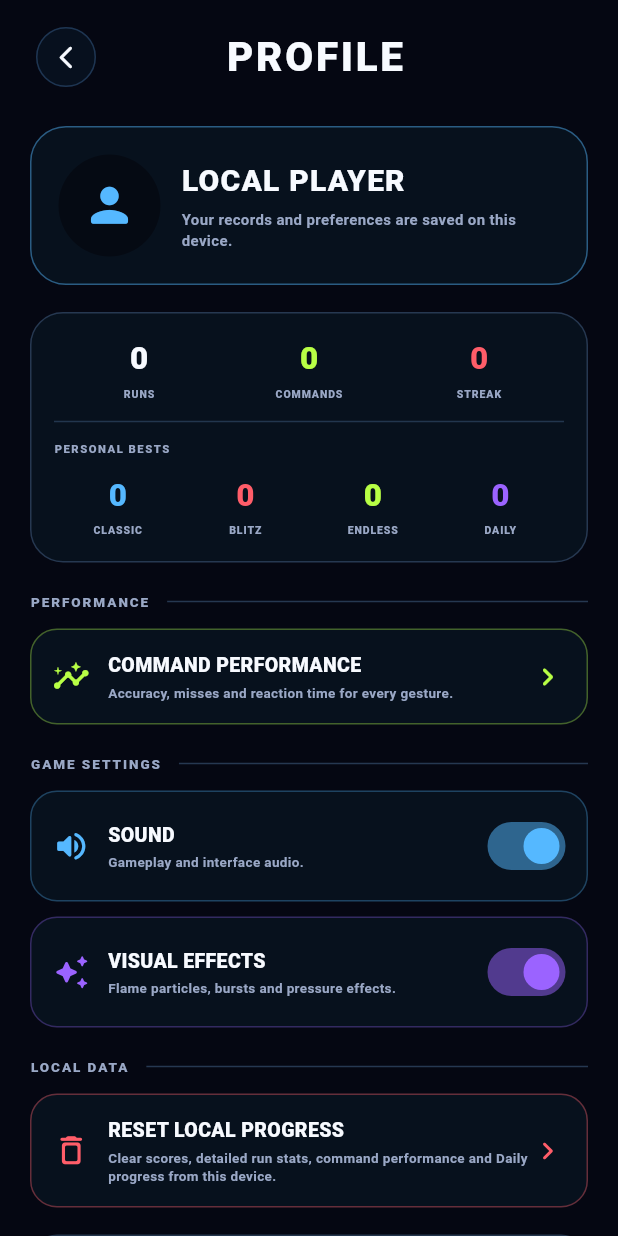
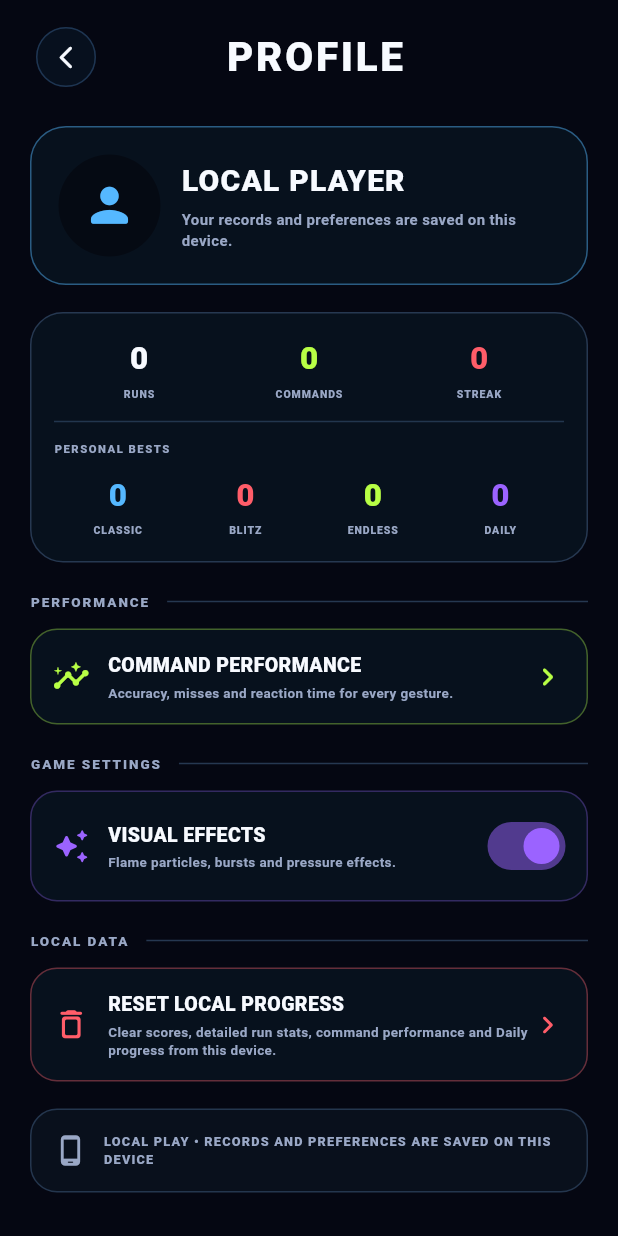
Before and after one commit to imdavidj13-droid/react, a Flutter app: the SettingsScreen screen opened directly, on a phone screen of 412 x 824 dp. Run offline on Flutter 3.47's test engine with Material 3 defaults, Android fonts, the light colour scheme and no system bars; our stand-ins replace shared_preferences; missing offline and left inert: flame; accounts and stored records are empty.

Commit message:
Hide sound setting until audio assets are ready

```diff
--- a/lib/features/settings/presentation/settings_screen.dart
+++ b/lib/features/settings/presentation/settings_screen.dart
@@ -14,21 +14,14 @@ class SettingsScreen extends StatefulWidget {
 }
 
 class _SettingsScreenState extends State<SettingsScreen> {
-  late bool _soundEnabled;
   late bool _visualEffectsEnabled;
   late Future<_ProfileStats> _stats;
 
   @override
   void initState() {
     super.initState();
-    _soundEnabled = ReactSettings.soundEnabled;
     _visualEffectsEnabled = ReactSettings.visualEffectsEnabled;
     _stats = _ProfileStats.load();
-  }
-
-  Future<void> _setSound(bool value) async {
-    setState(() => _soundEnabled = value);
-    await ReactSettings.setSoundEnabled(value);
   }
 
   Future<void> _setVisualEffects(bool value) async {
@@ -53,7 +46,7 @@ class _SettingsScreenState extends State<SettingsScreen> {
         backgroundColor: const Color(0xFF07111D),
         title: const Text('RESET LOCAL PROGRESS?'),
         content: const Text(
-          'This permanently clears local scores, detailed run stats, command performance, Daily history, Daily streak and today\'s Daily attempt. Sound and visual settings are kept.',
+          'This permanently clears local scores, detailed run stats, command performance, Daily history, Daily streak and today\'s Daily attempt. Visual settings are kept.',
         ),
         actions: [
           TextButton(
@@ -114,15 +107,6 @@ class _SettingsScreenState extends State<SettingsScreen> {
               ),
               const SizedBox(height: 18),
               const _SectionLabel('GAME SETTINGS'),
-              const SizedBox(height: 10),
-              _SettingTile(
-                icon: Icons.volume_up_rounded,
-                title: 'SOUND',
-                subtitle: 'Gameplay and interface audio.',
-                value: _soundEnabled,
-                color: ReactColors.electricBlueBright,
-                onChanged: _setSound,
-              ),
               const SizedBox(height: 10),
               _SettingTile(
                 icon: Icons.auto_awesome_rounded,
@@ -453,7 +437,8 @@ class _ActionTile extends StatelessWidget {
   final VoidCallback onTap;
 
   @override
-  Widget build(BuildContext context) => InkWell(
+  Widget build(BuildContext context) {
+    return InkWell(
       onTap: onTap,
       borderRadius: BorderRadius.circular(18),
       child: Container(
@@ -498,6 +483,7 @@ class _ActionTile extends StatelessWidget {
         ),
       ),
     );
+  }
 }
 
 class _SettingTile extends StatelessWidget {
@@ -636,7 +622,11 @@ class _InfoCard extends StatelessWidget {
       ),
       child: const Row(
         children: [
-          Icon(Icons.phone_android_rounded, color: ReactColors.textSecondary, size: 22),
+          Icon(
+            Icons.phone_android_rounded,
+            color: ReactColors.textSecondary,
+            size: 22,
+          ),
           SizedBox(width: 11),
           Expanded(
             child: Text(
```
Lines whose indentation alone changed are shown as unchanged.
